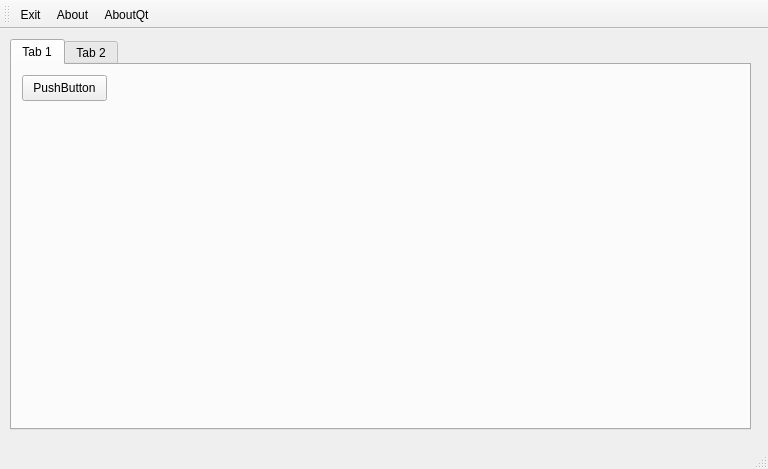
First picture: the form in test1/test1.ui, repository mekatronik-achmadi/hilmi-app, before the edit.
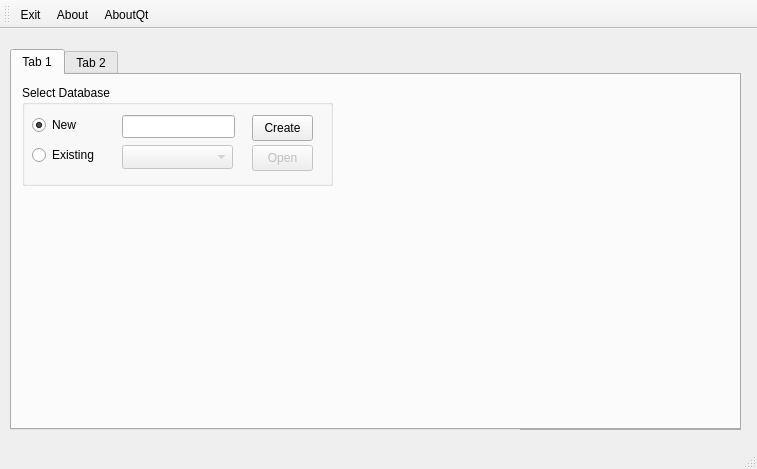
Second picture: the form after the edit.

The edit to the form file:
```diff
--- a/test1/test1.ui
+++ b/test1/test1.ui
@@ -6,7 +6,7 @@
    <rect>
     <x>0</x>
     <y>0</y>
-    <width>768</width>
+    <width>757</width>
     <height>469</height>
    </rect>
   </property>
@@ -24,9 +24,9 @@
     <property name="geometry">
      <rect>
       <x>10</x>
-      <y>10</y>
-      <width>741</width>
-      <height>391</height>
+      <y>20</y>
+      <width>731</width>
+      <height>381</height>
      </rect>
     </property>
     <property name="currentIndex">
@@ -36,18 +36,99 @@
      <attribute name="title">
       <string>Tab 1</string>
      </attribute>
-     <widget class="QPushButton" name="pushButton">
+     <widget class="QGroupBox" name="groupBox">
       <property name="geometry">
        <rect>
         <x>10</x>
         <y>10</y>
-        <width>85</width>
-        <height>26</height>
+        <width>311</width>
+        <height>101</height>
        </rect>
       </property>
-      <property name="text">
-       <string>PushButton</string>
+      <property name="title">
+       <string>Select Database</string>
       </property>
+      <widget class="QRadioButton" name="rbDbNew">
+       <property name="geometry">
+        <rect>
+         <x>10</x>
+         <y>30</y>
+         <width>97</width>
+         <height>20</height>
+        </rect>
+       </property>
+       <property name="text">
+        <string>New</string>
+       </property>
+       <property name="checked">
+        <bool>true</bool>
+       </property>
+      </widget>
+      <widget class="QRadioButton" name="rbDbExisting">
+       <property name="geometry">
+        <rect>
+         <x>10</x>
+         <y>60</y>
+         <width>97</width>
+         <height>20</height>
+        </rect>
+       </property>
+       <property name="text">
+        <string>Existing</string>
+       </property>
+      </widget>
+      <widget class="QLineEdit" name="txtDbNew">
+       <property name="geometry">
+        <rect>
+         <x>100</x>
+         <y>30</y>
+         <width>113</width>
+         <height>23</height>
+        </rect>
+       </property>
+      </widget>
+      <widget class="QComboBox" name="cmbDbExisting">
+       <property name="enabled">
+        <bool>false</bool>
+       </property>
+       <property name="geometry">
+        <rect>
+         <x>100</x>
+         <y>60</y>
+         <width>111</width>
+         <height>24</height>
+        </rect>
+       </property>
+      </widget>
+      <widget class="QPushButton" name="btnDbNew">
+       <property name="geometry">
+        <rect>
+         <x>230</x>
+         <y>30</y>
+         <width>61</width>
+         <height>26</height>
+        </rect>
+       </property>
+       <property name="text">
+        <string>Create</string>
+       </property>
+      </widget>
+      <widget class="QPushButton" name="btnDbExisting">
+       <property name="enabled">
+        <bool>false</bool>
+       </property>
+       <property name="geometry">
+        <rect>
+         <x>230</x>
+         <y>60</y>
+         <width>61</width>
+         <height>26</height>
+        </rect>
+       </property>
+       <property name="text">
+        <string>Open</string>
+       </property>
+      </widget>
      </widget>
     </widget>
     <widget class="QWidget" name="tab_2">
@@ -56,6 +137,21 @@
      </attribute>
     </widget>
    </widget>
+   <widget class="QPlainTextEdit" name="txtSqlOutput">
+    <property name="geometry">
+     <rect>
+      <x>520</x>
+      <y>50</y>
+      <width>221</width>
+      <height>351</height>
+     </rect>
+    </property>
+    <property name="plainText">
+     <string/>
+    </property>
+   </widget>
+   <zorder>txtSqlOutput</zorder>
+   <zorder>tabMain</zorder>
   </widget>
   <widget class="QToolBar" name="mainToolBar">
    <attribute name="toolBarArea">
```
